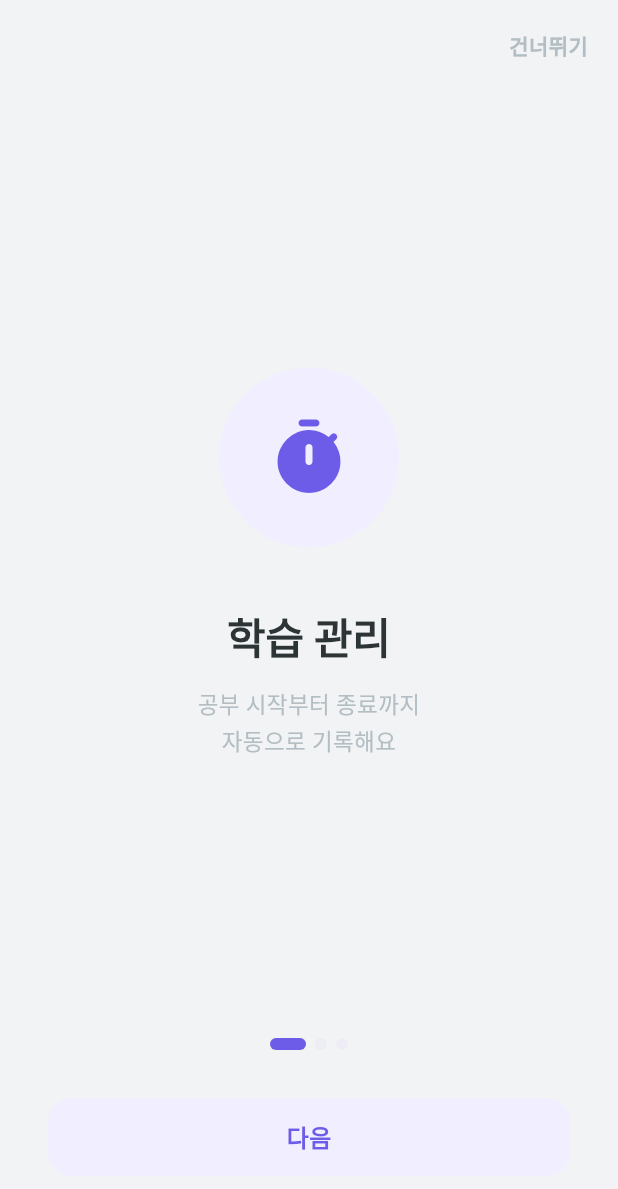
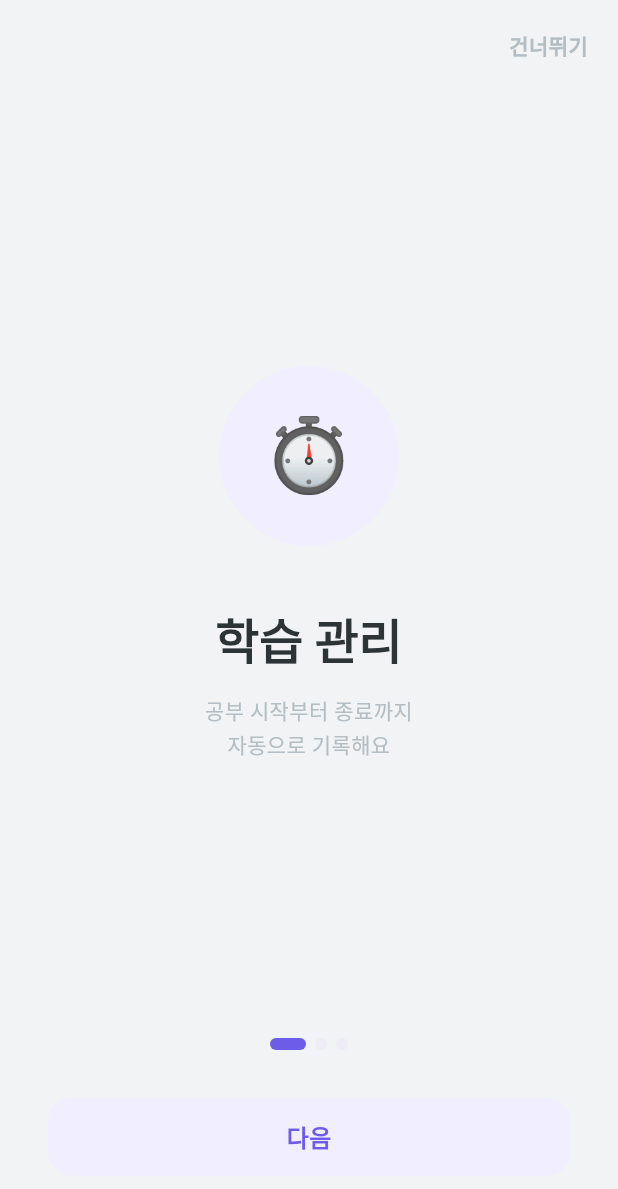
Before and after one commit to nck90/studyon_client, a Flutter app: the OnboardingScreen screen opened by its route, on a phone screen of 412 x 824 dp. Shown: the top 1189 px of the screen. Run offline on Flutter 3.47's test engine with Material 3 defaults, Android fonts, the phone set to English and light mode, and no system bars; our stand-ins replace dio, flutter_riverpod, flutter_secure_storage, freezed_annotation, go_router, shared_preferences; accounts and stored records are empty; Roboto replaces fonts that are missing (Pretendard, TossFace).

Commit message:
feat: Wave Q - final detail & visual completion
- 온보딩 TossFace 이모지 리디자인 (⏱💺🏆), 타이틀 32px, 서브타이틀 14px, 시작하기 버튼 radius 12
- 로그인 키보드 UX (엔터로 필드 이동, done 액션으로 로그인)
- 타이머 종료 확인 다이얼로그 추가
- 스플래시 반응형 크기 (iPad 64px/48px 이모지, 48/42px 텍스트)
- 스낵바 헬퍼 isError 파라미터로 통일 + 마진 개선
- 코드 정리 + 테스트 (10/10 통과)

Co-Authored-By: Claude Opus 4.6 (1M context) <noreply@anthropic.com>

```diff
--- a/apps/studyon_client/lib/features/onboarding/onboarding_screen.dart
+++ b/apps/studyon_client/lib/features/onboarding/onboarding_screen.dart
@@ -16,21 +16,21 @@ class _OnboardingScreenState extends State<OnboardingScreen> {
 
   final _pages = const [
     _PageData(
-      icon: Icons.timer_rounded,
+      emoji: '⏱',
       color: AppColors.primary,
       bg: AppColors.tintPurple,
       title: '학습 관리',
       subtitle: '공부 시작부터 종료까지\n자동으로 기록해요',
     ),
     _PageData(
-      icon: Icons.event_seat_rounded,
+      emoji: '💺',
       color: AppColors.accent,
       bg: AppColors.tintMint,
       title: '좌석 관리',
       subtitle: '실시간 좌석 현황을\n한눈에 확인해요',
     ),
     _PageData(
-      icon: Icons.leaderboard_rounded,
+      emoji: '🏆',
       color: AppColors.warm,
       bg: AppColors.tintYellow,
       title: '랭킹',
@@ -85,13 +85,13 @@ class _OnboardingScreenState extends State<OnboardingScreen> {
                           color: p.bg,
                           shape: BoxShape.circle,
                         ),
-                        child: Icon(p.icon, size: 56, color: p.color),
+                        child: Center(child: TossFace(p.emoji, size: 48)),
                       ),
                       const SizedBox(height: 40),
                       Text(
                         p.title,
                         style: AppTypography.headlineLarge.copyWith(
-                          fontSize: 28,
+                          fontSize: 32,
                         ),
                       ),
                       const SizedBox(height: 12),
@@ -101,6 +101,7 @@ class _OnboardingScreenState extends State<OnboardingScreen> {
                         style: AppTypography.bodyLarge.copyWith(
                           color: AppColors.textTertiary,
                           height: 1.6,
+                          fontSize: 14,
                         ),
                       ),
                     ],
@@ -143,10 +144,8 @@ class _OnboardingScreenState extends State<OnboardingScreen> {
                         height: 52,
                         constraints: const BoxConstraints(maxWidth: 400),
                         decoration: BoxDecoration(
-                          gradient: const LinearGradient(
-                            colors: AppColors.primaryGradient,
-                          ),
-                          borderRadius: BorderRadius.circular(16),
+                          color: AppColors.primary,
+                          borderRadius: BorderRadius.circular(12),
                         ),
                         child: const Center(
                           child: Text(
@@ -199,14 +198,14 @@ class _OnboardingScreenState extends State<OnboardingScreen> {
 }
 
 class _PageData {
-  final IconData icon;
+  final String emoji;
   final Color color;
   final Color bg;
   final String title;
   final String subtitle;
 
   const _PageData({
-    required this.icon,
+    required this.emoji,
     required this.color,
     required this.bg,
     required this.title,
--- a/apps/studyon_client/lib/features/student/plan/plan_screen.dart
+++ b/apps/studyon_client/lib/features/student/plan/plan_screen.dart
@@ -73,7 +73,7 @@ class _PlanScreenState extends State<PlanScreen> {
 
   void _delete(int index) {
     setState(() => _plans.removeAt(index));
-    showStudyonSnackbar(context, '계획이 삭제되었어요', isSuccess: false);
+    showStudyonSnackbar(context, '계획이 삭제되었어요', isError: true);
   }
 
   Color _priorityColor(String p) {
--- a/apps/studyon_client/lib/features/student/profile/profile_screen.dart
+++ b/apps/studyon_client/lib/features/student/profile/profile_screen.dart
@@ -297,7 +297,6 @@ class _ProfileScreenState extends ConsumerState<ProfileScreen> {
                     showStudyonSnackbar(
                       context,
                       v ? '알림 켜짐' : '알림 꺼짐',
-                      isSuccess: v,
                     );
                   },
                   activeThumbColor: Colors.white,
@@ -309,7 +308,6 @@ class _ProfileScreenState extends ConsumerState<ProfileScreen> {
                   showStudyonSnackbar(
                     context,
                     newVal ? '알림 켜짐' : '알림 꺼짐',
-                    isSuccess: newVal,
                   );
                 },
                 showChevron: false,
```
Also changed, not shown: apps/studyon_client/lib/features/login/login_screen.dart (+16 -0 lines), apps/studyon_client/lib/features/splash/splash_screen.dart (+4 -3 lines), apps/studyon_client/lib/features/student/study_session/study_session_screen.dart (+24 -0 lines), apps/studyon_client/lib/shared/utils/snackbar_helper.dart (+4 -3 lines), 1 other file.
